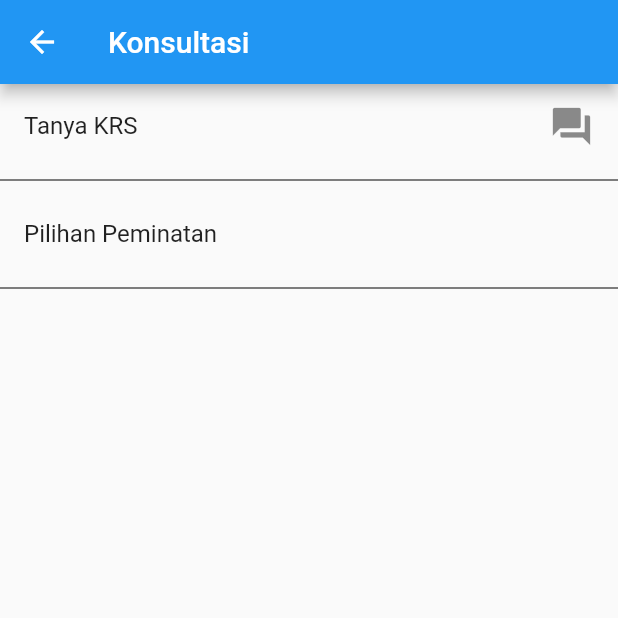
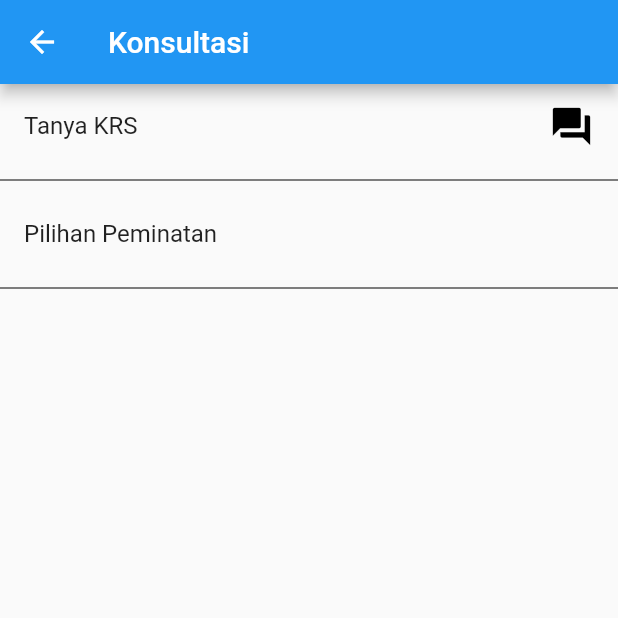
Before and after one commit to Anelka-Lazuardi/Uts_mobile, a Flutter app: the Ui2 screen opened directly, on a phone screen of 412 x 824 dp, the top half of it. Run offline on Flutter 3.47's test engine with Material 2 defaults, Android fonts, the phone set to English and light mode, and no system bars.

Commit message:
Update konsultasi

```diff
--- a/lib/views/ui2.dart
+++ b/lib/views/ui2.dart
@@ -21,7 +21,7 @@ class Ui2 extends StatelessWidget {
             children: [
               ListTile(
                 title: Text("Tanya KRS"),
-                trailing: Icon(Icons.question_answer, size: 30.0,),
+                trailing: Icon(Icons.question_answer, size: 30.0, color: Colors.black,),
               ),
 
               Divider(
```
